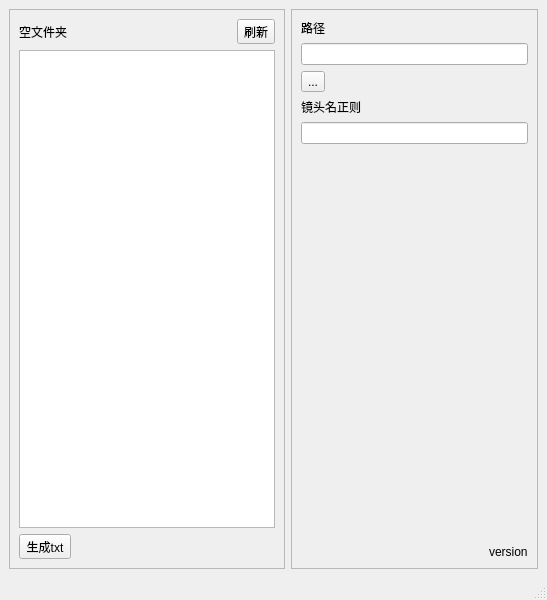
First picture: the form in lib/scanner.ui, repository WuLiFang/Nuke, before the edit.
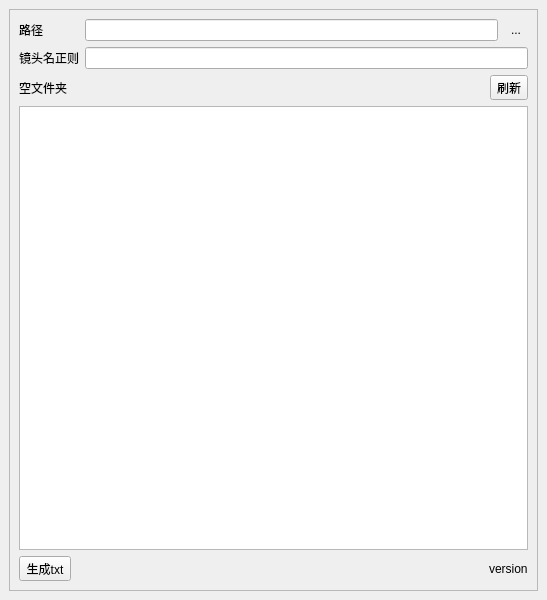
Second picture: the form after the edit.

Commit message: scanner 0.1.2 # Remove continuous update

Diff of the .ui file:
```diff
--- a/lib/scanner.ui
+++ b/lib/scanner.ui
@@ -32,6 +32,44 @@
          <enum>QFrame::Raised</enum>
         </property>
         <layout class="QVBoxLayout" name="verticalLayout_3">
+         <item>
+          <layout class="QGridLayout" name="gridLayout">
+           <item row="1" column="1">
+            <layout class="QHBoxLayout" name="horizontalLayout_5">
+             <item>
+              <widget class="QLineEdit" name="lineEditPath"/>
+             </item>
+             <item>
+              <widget class="QToolButton" name="toolButtonPath">
+               <property name="text">
+                <string>...</string>
+               </property>
+               <property name="autoRaise">
+                <bool>true</bool>
+               </property>
+              </widget>
+             </item>
+            </layout>
+           </item>
+           <item row="1" column="0">
+            <widget class="QLabel" name="label_2">
+             <property name="text">
+              <string>路径</string>
+             </property>
+            </widget>
+           </item>
+           <item row="2" column="0">
+            <widget class="QLabel" name="label">
+             <property name="text">
+              <string>镜头名正则</string>
+             </property>
+            </widget>
+           </item>
+           <item row="2" column="1">
+            <widget class="QLineEdit" name="lineEditShotPattern"/>
+           </item>
+          </layout>
+         </item>
          <item>
           <layout class="QHBoxLayout" name="horizontalLayout_2">
            <item>
@@ -54,82 +92,22 @@
           <widget class="QListView" name="listView"/>
          </item>
          <item>
-          <widget class="QToolButton" name="toolButtonTxt">
-           <property name="text">
-            <string>生成txt</string>
-           </property>
-          </widget>
-         </item>
-        </layout>
-       </widget>
-      </item>
-      <item>
-       <widget class="QFrame" name="frame">
-        <property name="minimumSize">
-         <size>
-          <width>200</width>
-          <height>0</height>
-         </size>
-        </property>
-        <property name="maximumSize">
-         <size>
-          <width>300</width>
-          <height>16777215</height>
-         </size>
-        </property>
-        <property name="frameShape">
-         <enum>QFrame::StyledPanel</enum>
-        </property>
-        <property name="frameShadow">
-         <enum>QFrame::Raised</enum>
-        </property>
-        <layout class="QVBoxLayout" name="verticalLayout_2">
-         <item>
-          <widget class="QLabel" name="label_2">
-           <property name="text">
-            <string>路径</string>
-           </property>
-          </widget>
-         </item>
-         <item>
-          <widget class="QLineEdit" name="lineEditPath"/>
-         </item>
-         <item>
-          <widget class="QToolButton" name="toolButtonPath">
-           <property name="text">
-            <string>...</string>
-           </property>
-          </widget>
-         </item>
-         <item>
-          <widget class="QLabel" name="label">
-           <property name="text">
-            <string>镜头名正则</string>
-           </property>
-          </widget>
-         </item>
-         <item>
-          <widget class="QLineEdit" name="lineEditShotPattern"/>
-         </item>
-         <item>
-          <spacer name="verticalSpacer">
-           <property name="orientation">
-            <enum>Qt::Vertical</enum>
-           </property>
-           <property name="sizeHint" stdset="0">
-            <size>
-             <width>20</width>
-             <height>40</height>
-            </size>
-           </property>
-          </spacer>
-         </item>
-         <item alignment="Qt::AlignRight">
-          <widget class="QLabel" name="labelVersion">
-           <property name="text">
-            <string>version</string>
-           </property>
-          </widget>
+          <layout class="QHBoxLayout" name="horizontalLayout_4">
+           <item>
+            <widget class="QToolButton" name="toolButtonTxt">
+             <property name="text">
+              <string>生成txt</string>
+             </property>
+            </widget>
+           </item>
+           <item alignment="Qt::AlignRight">
+            <widget class="QLabel" name="labelVersion">
+             <property name="text">
+              <string>version</string>
+             </property>
+            </widget>
+           </item>
+          </layout>
          </item>
         </layout>
        </widget>
@@ -148,7 +126,6 @@
     </rect>
    </property>
   </widget>
-  <widget class="QStatusBar" name="statusbar"/>
   <action name="actionAskPath">
    <property name="text">
     <string>AskPath</string>
```
Left out of the diff: 36 changed lines with no effect on the pictures. The commit also changes 1 other file.
